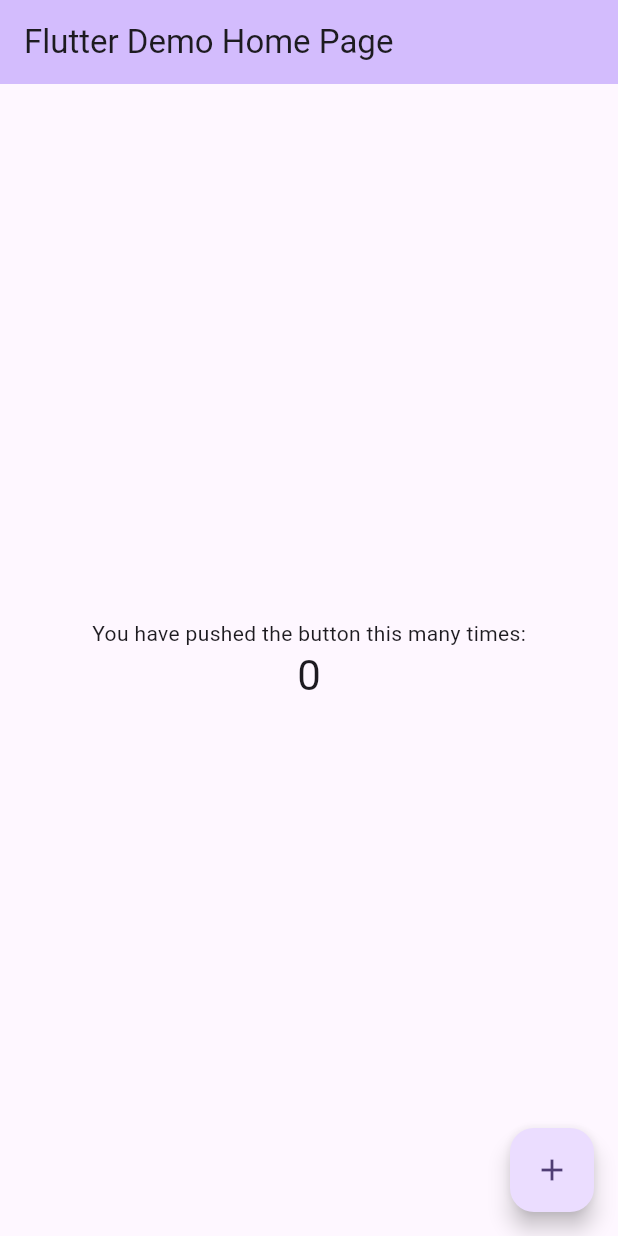
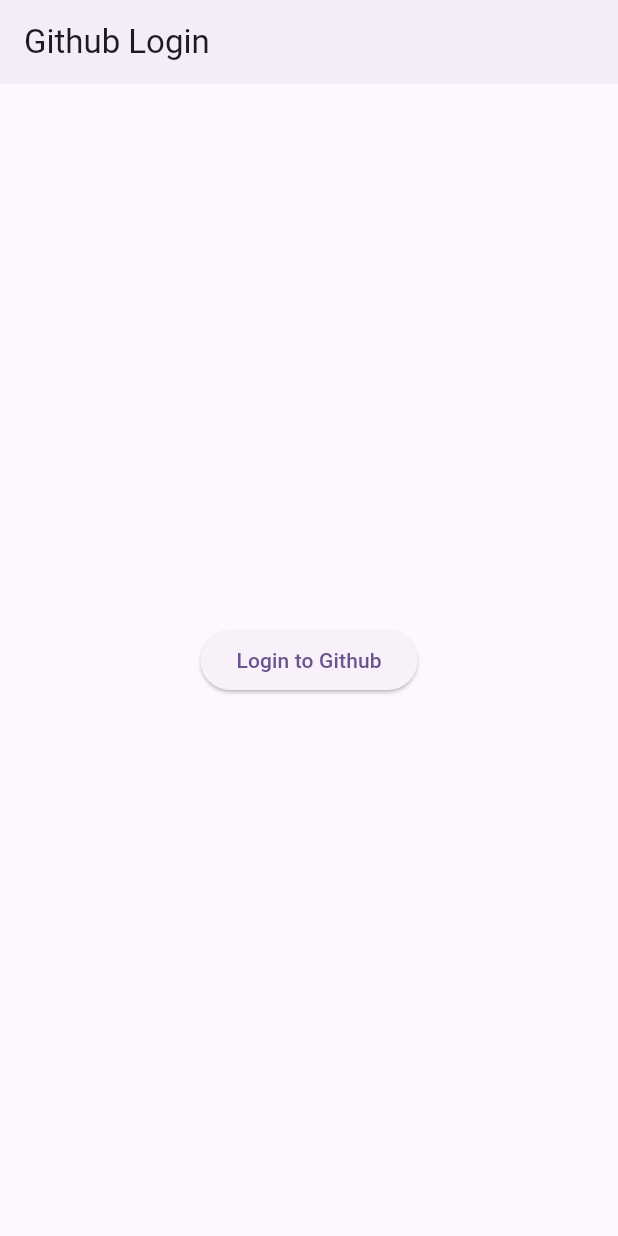
Before and after one commit to YaraAstro/Flutter-Desktop-App, a Flutter app: the screen it shows after launch, on a phone screen of 412 x 824 dp. Run offline on Flutter 3.47's test engine with Material 3 defaults, Android fonts, the phone set to English and light mode, and no system bars; missing offline and left inert: github, oauth2.

Commit message:
finish colab

```diff
--- /dev/null
+++ b/lib/github_oauth_credentials.dart
@@ -0,0 +1,6 @@
+// TODO(CodelabUser): Create an OAuth App
+const githubClientId = 'Ov23liMlr9coxno8WLqj';
+const githubClientSecret = 'a31cb9b1a16017d7ef9e64335c5dc14f0f36292d';
+
+// OAuth scopes for repository and user information
+const githubScopes = ['repo', 'read:org'];
--- a/lib/main.dart
+++ b/lib/main.dart
@@ -1,4 +1,8 @@
 import 'package:flutter/material.dart';
+import 'package:github/github.dart';                               // Add this import
+
+import 'github_oauth_credentials.dart';
+import 'src/github_login.dart';
 
 void main() {
   runApp(const MyApp());
@@ -7,119 +11,55 @@
 class MyApp extends StatelessWidget {
   const MyApp({super.key});
 
-  // This widget is the root of your application.
   @override
   Widget build(BuildContext context) {
     return MaterialApp(
-      title: 'Flutter Demo',
+      title: 'GitHub Client',
       theme: ThemeData(
-        // This is the theme of your application.
-        //
-        // TRY THIS: Try running your application with "flutter run". You'll see
-        // the application has a purple toolbar. Then, without quitting the app,
-        // try changing the seedColor in the colorScheme below to Colors.green
-        // and then invoke "hot reload" (save your changes or press the "hot
-        // reload" button in a Flutter-supported IDE, or press "r" if you used
-        // the command line to start the app).
-        //
-        // Notice that the counter didn't reset back to zero; the application
-        // state is not lost during the reload. To reset the state, use hot
-        // restart instead.
-        //
-        // This works for code too, not just values: Most code changes can be
-        // tested with just a hot reload.
         colorScheme: ColorScheme.fromSeed(seedColor: Colors.deepPurple),
+        visualDensity: VisualDensity.adaptivePlatformDensity,
         useMaterial3: true,
       ),
-      home: const MyHomePage(title: 'Flutter Demo Home Page'),
+      home: const MyHomePage(title: 'GitHub Client'),
     );
   }
 }
 
-class MyHomePage extends StatefulWidget {
+class MyHomePage extends StatelessWidget {
   const MyHomePage({super.key, required this.title});
-
-  // This widget is the home page of your application. It is stateful, meaning
-  // that it has a State object (defined below) that contains fields that affect
-  // how it looks.
-
-  // This class is the configuration for the state. It holds the values (in this
-  // case the title) provided by the parent (in this case the App widget) and
-  // used by the build method of the State. Fields in a Widget subclass are
-  // always marked "final".
-
   final String title;
 
   @override
-  State<MyHomePage> createState() => _MyHomePageState();
-}
-
-class _MyHomePageState extends State<MyHomePage> {
-  int _counter = 0;
-
-  void _incrementCounter() {
-    setState(() {
-      // This call to setState tells the Flutter framework that something has
-      // changed in this State, which causes it to rerun the build method below
-      // so that the display can reflect the updated values. If we changed
-      // _counter without calling setState(), then the build method would not be
-      // called again, and so nothing would appear to happen.
-      _counter++;
-    });
-  }
-
-  @override
   Widget build(BuildContext context) {
-    // This method is rerun every time setState is called, for instance as done
-    // by the _incrementCounter method above.
-    //
-    // The Flutter framework has been optimized to make rerunning build methods
-    // fast, so that you can just rebuild anything that needs updating rather
-    // than having to individually change instances of widgets.
+    return GithubLoginWidget(
+      builder: (context, httpClient) {
+        return FutureBuilder<CurrentUser>(                         // Modify from here
+          future: viewerDetail(httpClient.credentials.accessToken),
+          builder: (context, snapshot) {
             return Scaffold(
               appBar: AppBar(
-        // TRY THIS: Try changing the color here to a specific color (to
-        // Colors.amber, perhaps?) and trigger a hot reload to see the AppBar
-        // change color while the other colors stay the same.
-        backgroundColor: Theme.of(context).colorScheme.inversePrimary,
-        // Here we take the value from the MyHomePage object that was created by
-        // the App.build method, and use it to set our appbar title.
-        title: Text(widget.title),
+                title: Text(title),
+                elevation: 2,
               ),
               body: Center(
-        // Center is a layout widget. It takes a single child and positions it
-        // in the middle of the parent.
-        child: Column(
-          // Column is also a layout widget. It takes a list of children and
-          // arranges them vertically. By default, it sizes itself to fit its
-          // children horizontally, and tries to be as tall as its parent.
-          //
-          // Column has various properties to control how it sizes itself and
-          // how it positions its children. Here we use mainAxisAlignment to
-          // center the children vertically; the main axis here is the vertical
-          // axis because Columns are vertical (the cross axis would be
-          // horizontal).
-          //
-          // TRY THIS: Invoke "debug painting" (choose the "Toggle Debug Paint"
-          // action in the IDE, or press "p" in the console), to see the
-          // wireframe for each widget.
-          mainAxisAlignment: MainAxisAlignment.center,
-          children: <Widget>[
-            const Text(
-              'You have pushed the button this many times:',
-            ),
-            Text(
-              '$_counter',
-              style: Theme.of(context).textTheme.headlineMedium,
-            ),
-          ],
+                child: Text(
+                  snapshot.hasData
+                      ? 'Hello ${snapshot.data!.login}!'
+                      : 'Retrieving viewer login details...',
                 ),
               ),
-      floatingActionButton: FloatingActionButton(
-        onPressed: _incrementCounter,
-        tooltip: 'Increment',
-        child: const Icon(Icons.add),
-      ), // This trailing comma makes auto-formatting nicer for build methods.
+            );
+          },                                                       // to here.
+        );
+      },
+      githubClientId: githubClientId,
+      githubClientSecret: githubClientSecret,
+      githubScopes: githubScopes,
     );
   }
 }
+
+Future<CurrentUser> viewerDetail(String accessToken) async {       // Add from here
+  final gitHub = GitHub(auth: Authentication.withToken(accessToken));
+  return gitHub.users.getCurrentUser();
+}                                                                  // to here.
--- /dev/null
+++ b/lib/src/github_login.dart
@@ -0,0 +1,129 @@
+import 'dart:io';
+
+import 'package:flutter/material.dart';
+import 'package:github/github.dart';
+import 'package:http/http.dart' as http;
+import 'package:oauth2/oauth2.dart' as oauth2;
+import 'package:url_launcher/url_launcher.dart';
+
+final _authorizationEndpoint =
+    Uri.parse('https://github.com/login/oauth/authorize');
+final _tokenEndpoint = Uri.parse('https://github.com/login/oauth/access_token');
+
+oauth2.Client? _client;
+
+final accessToken = _client?.credentials.accessToken;
+final gitHub = GitHub(auth: Authentication.withToken(accessToken!));
+
+class GithubLoginWidget extends StatefulWidget {
+  const GithubLoginWidget({
+    required this.builder,
+    required this.githubClientId,
+    required this.githubClientSecret,
+    required this.githubScopes,
+    super.key,
+  });
+  final AuthenticatedBuilder builder;
+  final String githubClientId;
+  final String githubClientSecret;
+  final List<String> githubScopes;
+
+  @override
+  State<GithubLoginWidget> createState() => _GithubLoginState();
+}
+
+typedef AuthenticatedBuilder = Widget Function(
+    BuildContext context, oauth2.Client client);
+
+class _GithubLoginState extends State<GithubLoginWidget> {
+  HttpServer? _redirectServer;
+
+  @override
+  Widget build(BuildContext context) {
+    final client = _client;
+    if (client != null) {
+      return widget.builder(context, client);
+    }
+
+    return Scaffold(
+      appBar: AppBar(
+        title: const Text('Github Login'),
+        elevation: 2,
+      ),
+      body: Center(
+        child: ElevatedButton(
+          onPressed: () async {
+            await _redirectServer?.close();
+            // Bind to an ephemeral port on localhost
+            _redirectServer = await HttpServer.bind('localhost', 0);
+            var authenticatedHttpClient = await _getOAuth2Client(
+                Uri.parse('http://localhost:${_redirectServer!.port}/auth'));
+            setState(() {
+              _client = authenticatedHttpClient;
+            });
+          },
+          child: const Text('Login to Github'),
+        ),
+      ),
+    );
+  }
+
+  Future<oauth2.Client> _getOAuth2Client(Uri redirectUrl) async {
+    if (widget.githubClientId.isEmpty || widget.githubClientSecret.isEmpty) {
+      throw const GithubLoginException(
+          'githubClientId and githubClientSecret must be not empty. '
+          'See `lib/github_oauth_credentials.dart` for more detail.');
+    }
+    var grant = oauth2.AuthorizationCodeGrant(
+      widget.githubClientId,
+      _authorizationEndpoint,
+      _tokenEndpoint,
+      secret: widget.githubClientSecret,
+      httpClient: _JsonAcceptingHttpClient(),
+    );
+    var authorizationUrl =
+        grant.getAuthorizationUrl(redirectUrl, scopes: widget.githubScopes);
+
+    await _redirect(authorizationUrl);
+    var responseQueryParameters = await _listen();
+    var client =
+        await grant.handleAuthorizationResponse(responseQueryParameters);
+    return client;
+  }
+
+  Future<void> _redirect(Uri authorizationUrl) async {
+    if (await canLaunchUrl(authorizationUrl)) {
+      await launchUrl(authorizationUrl);
+    } else {
+      throw GithubLoginException('Could not launch $authorizationUrl');
+    }
+  }
+
+  Future<Map<String, String>> _listen() async {
+    var request = await _redirectServer!.first;
+    var params = request.uri.queryParameters;
+    request.response.statusCode = 200;
+    request.response.headers.set('content-type', 'text/plain');
+    request.response.writeln('Authenticated! You can close this tab.');
+    await request.response.close();
+    await _redirectServer!.close();
+    _redirectServer = null;
+    return params;
+  }
+}
+
+class _JsonAcceptingHttpClient extends http.BaseClient {
+  final _httpClient = http.Client();
+  @override
+  Future<http.StreamedResponse> send(http.BaseRequest request) {
+    request.headers['Accept'] = 'application/json';
+    return _httpClient.send(request);
+  }
+}
+
+class GithubLoginException implements Exception {
+  const GithubLoginException(this.message);
+  final String message;
+  @override
+  String toString() => message;
+}
--- a/pubspec.yaml
+++ b/pubspec.yaml
@@ -38,6 +38,7 @@
   http: ^1.2.2
   oauth2: ^2.0.3
   url_launcher: ^6.3.1
+  github: ^9.24.0
 
 dev_dependencies:
   flutter_test:
```
Also changed, not shown: pubspec.lock. Lines whose indentation alone changed are shown as unchanged.
